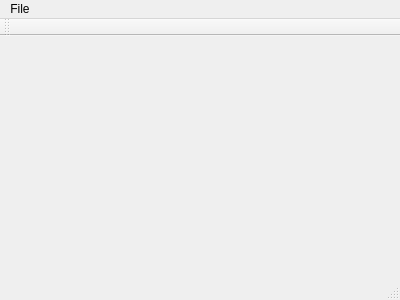
The window that TowerProject/mainwindow.ui (PaulCode/Tower-iLLuminati) describes before a commit, drawn with Qt 5.
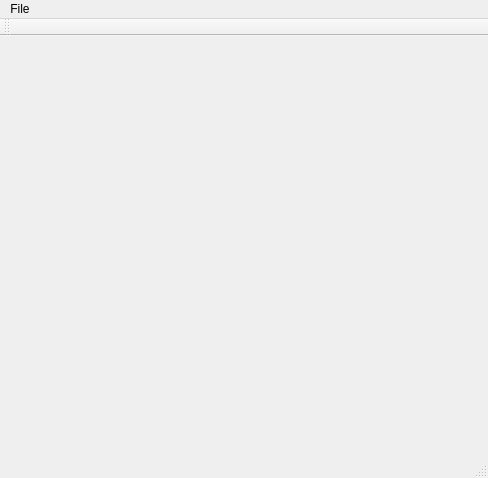
The same window after the commit.

Commit message: need to reverst

Patch:
```diff
--- a/TowerProject/mainwindow.ui
+++ b/TowerProject/mainwindow.ui
@@ -6,8 +6,8 @@
    <rect>
     <x>0</x>
     <y>0</y>
-    <width>400</width>
-    <height>300</height>
+    <width>488</width>
+    <height>478</height>
    </rect>
   </property>
   <property name="windowTitle">
@@ -19,7 +19,7 @@
     <rect>
      <x>0</x>
      <y>0</y>
-     <width>400</width>
+     <width>488</width>
      <height>21</height>
     </rect>
    </property>
```
The commit also changes 1 other file.
